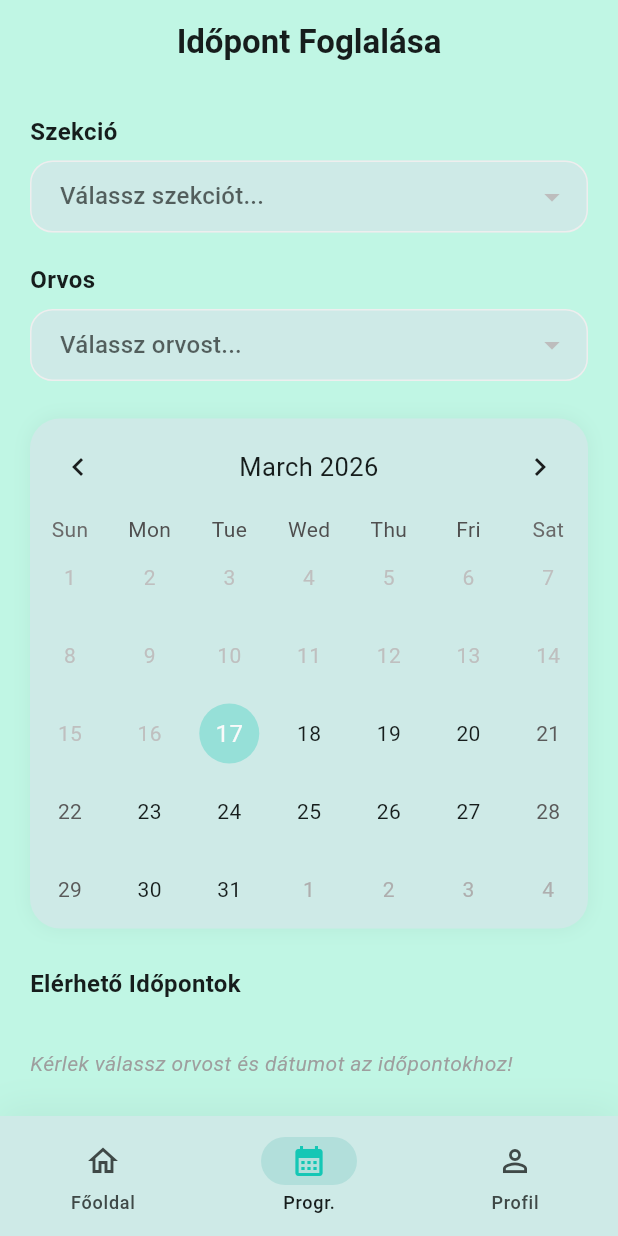
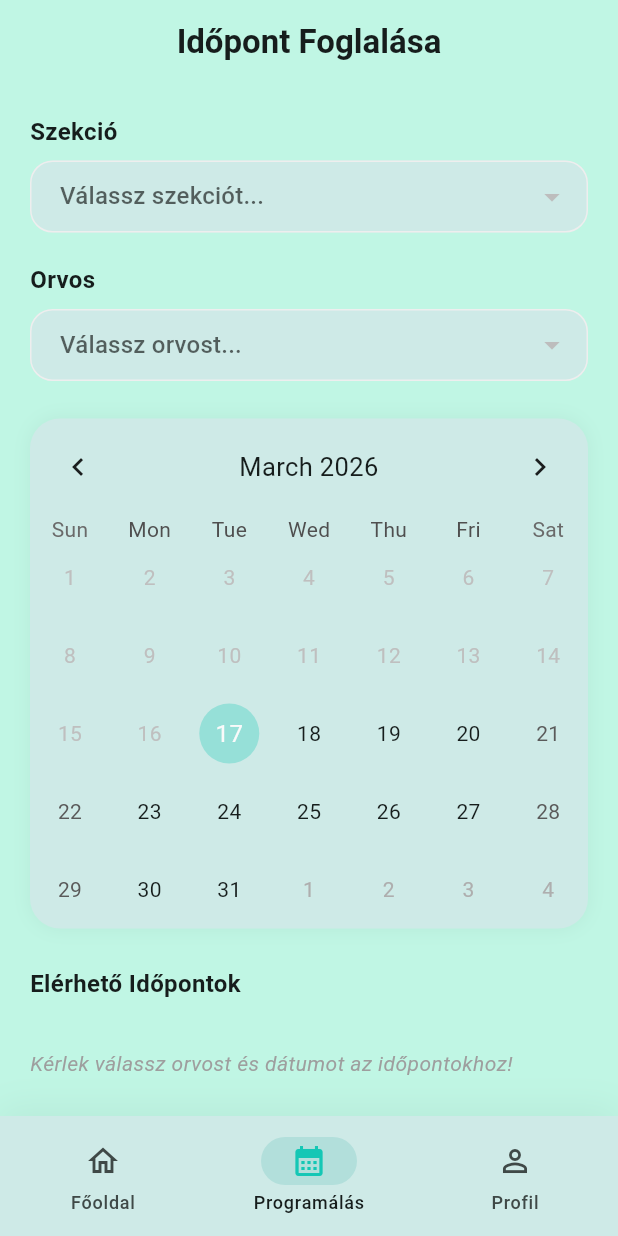
Before and after one commit to baloogedit/korhaz_app, a Flutter app: the screen it shows once a user with an empty profile is signed in, item 2 of the bottom bar chosen, on a phone screen of 412 x 824 dp. Run offline on Flutter 3.47's test engine with Material 3 defaults, Android fonts, the light colour scheme and no system bars; drawn by our look-alikes of table_calendar; our stand-ins replace cloud_firestore, firebase_auth, firebase_core, permission_handler; missing offline and left inert: network_info_plus; accounts and stored records are empty.

Commit message:
Rename navigation label for Program tab

```diff
--- a/lib/screens/main_screen.dart
+++ b/lib/screens/main_screen.dart
@@ -52,7 +52,7 @@ class _MainScreenState extends State<MainScreen> {
             NavigationDestination(
               icon: Icon(Icons.calendar_today_outlined),
               selectedIcon: Icon(Icons.calendar_month, color: AppColors.primaryTeal),
-              label: 'Progr.',
+              label: 'Programálás',
             ),
             NavigationDestination(
               icon: Icon(Icons.person_outline),
```
